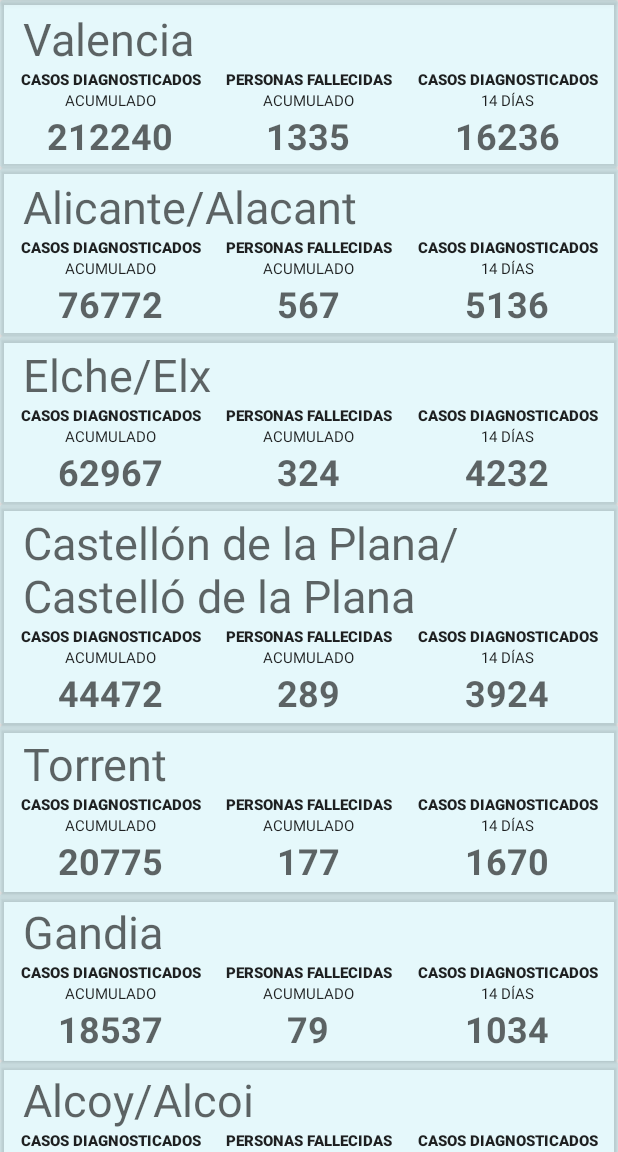
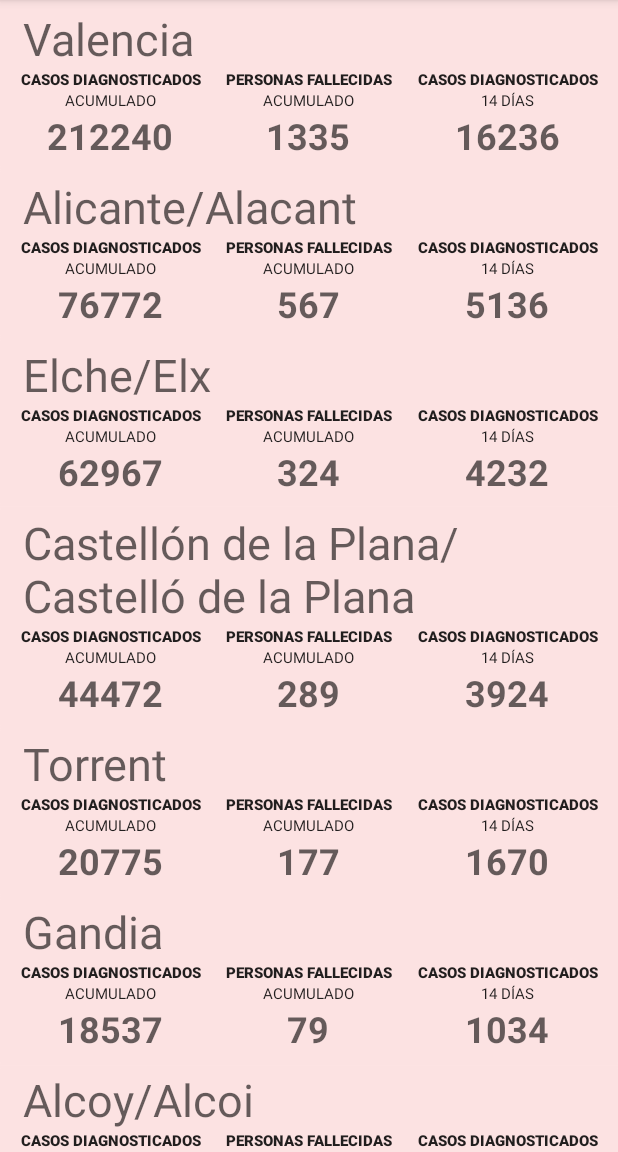
Before and after one commit to esparig/ADM-Covid19CV, an Android app: the screen it shows after launch (MunicipalitiesActivity), on a phone screen of 412 x 824 dp, the part 84-1236 px from its top. Run offline under Robolectric (Android 15) with nearby library versions, the phone set to English and light mode, and no system bars.

Commit message:
Optional requirement added: Apply different colours of the rows if the cumulative incidence is low, medium, or high: * Added new colors in colors.xml for the app. * Added getColorFromIncidence() method in the Adapter.

```diff
--- a/app/src/main/java/parcero/uv/es/MunicipalitiesAdapter.java
+++ b/app/src/main/java/parcero/uv/es/MunicipalitiesAdapter.java
@@ -1,12 +1,14 @@
 package parcero.uv.es;
 
 import android.content.Context;
+import android.graphics.Color;
 import android.view.LayoutInflater;
 import android.view.View;
 import android.view.ViewGroup;
 import android.widget.TextView;
 
 import androidx.annotation.NonNull;
+import androidx.cardview.widget.CardView;
 import androidx.recyclerview.widget.RecyclerView;
 
 import org.json.JSONArray;
@@ -17,8 +19,8 @@ import java.util.ArrayList;
 import java.util.Collections;
 
 public class MunicipalitiesAdapter extends RecyclerView.Adapter<MunicipalitiesAdapter.ViewHolder> {
+    Context context;
     private ArrayList<Municipality> municipalities; //data to visualize
-    Context context;
 
     public MunicipalitiesAdapter(Context c) {
         context = c;
@@ -45,7 +47,7 @@ public class MunicipalitiesAdapter extends RecyclerView.Adapter<MunicipalitiesAd
                         records.getJSONObject(i).getString("Taxa de defunció")));
             }
             Collections.sort(municipalities);
-            for (int i=0; i < 10; i++) {
+            for (int i = 0; i < 10; i++) {
                 System.out.println(municipalities.get(i).toString());
             }
         } catch (JSONException e) {
@@ -53,22 +55,73 @@ public class MunicipalitiesAdapter extends RecyclerView.Adapter<MunicipalitiesAd
         }
     }
 
+    // Create new views (invoked by the layout manager)
+    @NonNull
+    @Override
+    public ViewHolder onCreateViewHolder(ViewGroup viewGroup, int viewType) {
+        // Create a new view, which defines the UI of the list item
+        View view = LayoutInflater.from(viewGroup.getContext())
+                .inflate(R.layout.row_municipality, viewGroup, false);
+        return new ViewHolder(view);
+    }
+
+    @Override // Customize the ViewHolder
+    public void onBindViewHolder(@NonNull ViewHolder holder, int position) {
+        // Get element from your dataset at this position and replace the
+        // contents of the view with that element
+        float incidence = Float.parseFloat(municipalities.get(position).getCumulativePCR14().replace(',', '.'));
+        holder.getCard().setBackgroundColor(getColorFromIncidence(incidence));
+        holder.getMunicipality().setText(String.valueOf(municipalities.get(position).getNameMunicipality()));
+        holder.getCases().setText(String.valueOf(municipalities.get(position).getNumPCR()));
+        holder.getDeaths().setText(String.valueOf(municipalities.get(position).getDeaths()));
+        holder.getCases_14().setText(String.valueOf(municipalities.get(position).getNumPCR14()));
+
+    }
+
+    private int getColorFromIncidence(float incidence) {
+        int bkg;
+        if (incidence < 300.0) {
+            bkg = context.getResources().getColor(R.color.riesgo_bajo);
+        }
+        else {
+            if (incidence < 500.0) {
+                bkg = context.getResources().getColor(R.color.riesgo_medio);
+            }
+            else {
+                bkg = context.getResources().getColor(R.color.riesgo_alto);
+            }
+        }
+        return bkg;
+    }
+
+    @Override
+    public int getItemCount() {
+        return municipalities.size();
+    }
+
     /**
      * Provide a reference to the type of views that you are using
      * (custom ViewHolder).
      */
     public static class ViewHolder extends RecyclerView.ViewHolder {
+        private final CardView card;
         private final TextView municipality;
         private final TextView cases;
         private final TextView deaths;
         private final TextView cases_14;
 
+
         public ViewHolder(View view) {
             super(view);
+            card = view.findViewById(R.id.card);
             municipality = view.findViewById(R.id.mun_name);
             cases = view.findViewById(R.id.cases);
             deaths = view.findViewById(R.id.deaths);
             cases_14 = view.findViewById(R.id.cases_14);
+        }
+
+        public CardView getCard() {
+            return card;
         }
 
         public TextView getMunicipality() {
@@ -87,27 +140,4 @@ public class MunicipalitiesAdapter extends RecyclerView.Adapter<MunicipalitiesAd
             return cases_14;
         }
     }
-
-    // Create new views (invoked by the layout manager)
-    @NonNull
-    @Override
-    public ViewHolder onCreateViewHolder(ViewGroup viewGroup, int viewType) {
-        // Create a new view, which defines the UI of the list item
-        View view = LayoutInflater.from(viewGroup.getContext())
-                .inflate(R.layout.row_municipality, viewGroup, false);
-        return new ViewHolder(view);
-    }
-    @Override // Customize the ViewHolder
-    public void onBindViewHolder(@NonNull ViewHolder holder, int position) {
-        // Get element from your dataset at this position and replace the
-        // contents of the view with that element
-         holder.getMunicipality().setText(String.valueOf(municipalities.get(position).getNameMunicipality()));
-         holder.getCases().setText(String.valueOf(municipalities.get(position).getNumPCR()));
-         holder.getDeaths().setText(String.valueOf(municipalities.get(position).getDeaths()));
-         holder.getCases_14().setText(String.valueOf(municipalities.get(position).getNumPCR14()));
-    }
-    @Override
-    public int getItemCount() {
-        return municipalities.size();
-    }
 }
--- a/app/src/main/res/layout/row_municipality.xml
+++ b/app/src/main/res/layout/row_municipality.xml
@@ -2,9 +2,9 @@
 <androidx.cardview.widget.CardView xmlns:android="http://schemas.android.com/apk/res/android"
     xmlns:app="http://schemas.android.com/apk/res-auto"
     xmlns:tools="http://schemas.android.com/tools"
+    android:id="@+id/card"
     android:layout_width="match_parent"
     android:layout_height="wrap_content"
-    app:cardBackgroundColor="#1A00B8D4"
     app:contentPadding="5dp">
 
     <LinearLayout
@@ -16,12 +16,14 @@
             android:id="@+id/mun_name"
             android:layout_width="match_parent"
             android:layout_height="wrap_content"
-            android:paddingLeft="10dp"
+            android:paddingStart="10dp"
+            android:paddingEnd="10dp"
             android:textAppearance="@style/TextAppearance.AppCompat.Display2"
             android:textSize="30sp"
             tools:text="Bogotá" />
 
         <LinearLayout
+            android:baselineAligned="false"
             android:layout_width="match_parent"
             android:layout_height="wrap_content"
             android:orientation="horizontal">
--- a/app/src/main/res/values/colors.xml
+++ b/app/src/main/res/values/colors.xml
@@ -7,4 +7,7 @@
     <color name="teal_700">#FF018786</color>
     <color name="black">#FF000000</color>
     <color name="white">#FFFFFFFF</color>
+    <color name="riesgo_bajo">#1A00FF00</color>
+    <color name="riesgo_medio">#19FFAB00</color>
+    <color name="riesgo_alto">#1AFF0000</color>
 </resources>
```
